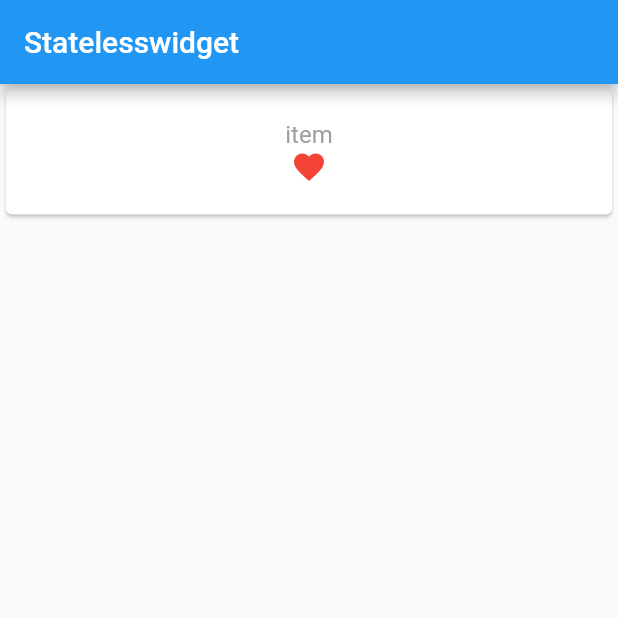
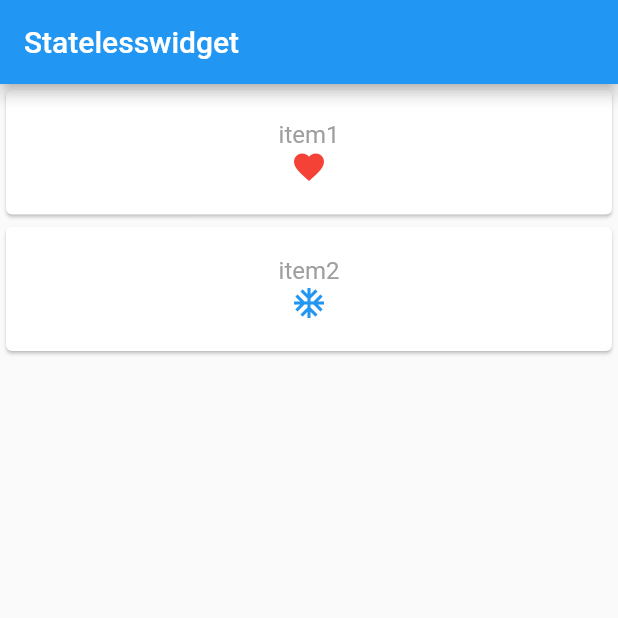
Before and after one commit to EdmaryBaga/flutr_app, a Flutter app: the screen it shows after launch, on a phone screen of 412 x 824 dp, the top half of it. Run offline on Flutter 3.47's test engine with Material 2 defaults, Android fonts, the phone set to English and light mode, and no system bars.

Commit message:
Se organizo el codigo en diferentes archivos a y la target se volvio unWidget para poder reutiliar ese codigo y no tener que volver a crear una targeta por item

```diff
--- /dev/null
+++ b/FlutterApps/flutr_app/lib/Widget/CardItem.dart
@@ -0,0 +1,29 @@
+import 'package:flutter/material.dart';
+
+class CardItem extends StatelessWidget{
+
+  final String titulo;
+  final Widget icon;
+  CardItem({this.titulo, this.icon});
+
+  @override
+  Widget build(BuildContext context) {
+    return Card(
+        child: Container(
+          padding: EdgeInsets.all(20.0),
+          child: Column(
+            children: <Widget>[
+              Text(titulo.toString(),
+                style: TextStyle(
+                  fontSize: 16,
+                  color: Colors.grey,
+                ),
+              ),
+              icon,
+            ],
+          ),
+        )
+    );
+  }
+
+}
--- /dev/null
+++ b/FlutterApps/flutr_app/lib/Widget/myApp.dart
@@ -0,0 +1,27 @@
+import 'package:flutter/material.dart';
+import 'CardItem.dart';
+
+class myApp extends StatelessWidget{
+  @override
+  Widget build(BuildContext context) {
+    //all widget tiene un Context para ser identificado en el tree de flutter
+    return Scaffold(
+      appBar: AppBar(
+        title: Text("Statelesswidget"),
+      ),
+      body: Container(
+        child: Center(
+          child: Column(
+            crossAxisAlignment: CrossAxisAlignment.stretch,//acemos que utilice all ancho de la panralla del dispositivo
+            children: <Widget>[
+              CardItem(titulo: "item1",icon:Icon( Icons.favorite, color: Colors.red,)),
+              CardItem(titulo: "item2",icon:Icon( Icons.ac_unit, color: Colors.blue,))
+
+            ],
+          ),
+        ),
+      ),
+    );
+  }
+
+}
--- a/FlutterApps/flutr_app/lib/main.dart
+++ b/FlutterApps/flutr_app/lib/main.dart
@@ -1,4 +1,7 @@
+import 'package:flutr_app/Widget/CardItem.dart';
 import 'package:flutter/material.dart';
+
+import 'Widget/myApp.dart';
 
 //El stateles es un widget sin estado de datos, es decir no matiene los datos
 void main(){runApp(
@@ -7,40 +10,3 @@ void main(){runApp(
   )
 );
 }
-class myApp extends StatelessWidget{
-  @override
-  Widget build(BuildContext context) {
-    //all widget tiene un Context para ser identificado en el tree de flutter
-    return Scaffold(
-      appBar: AppBar(
-        title: Text("Statelesswidget"),
-      ),
-      body: Container(
-        child: Center(
-          child: Column(
-            crossAxisAlignment: CrossAxisAlignment.stretch,//acemos que utilice all ancho de la panralla del dispositivo
-            children: <Widget>[
-              Card(
-                child: Container(
-                  padding: EdgeInsets.all(20.0),
-                  child: Column(
-                    children: <Widget>[
-                      Text("item",
-                      style: TextStyle(
-                        fontSize: 16,
-                        color: Colors.grey,
-                      ),
-                      ),
-                      Icon( Icons.favorite, color: Colors.red,),
-                    ],
-                  ),
-                )
-              )
-            ],
-          ),
-        ),
-      ),
-    );
-  }
-
-}
```
